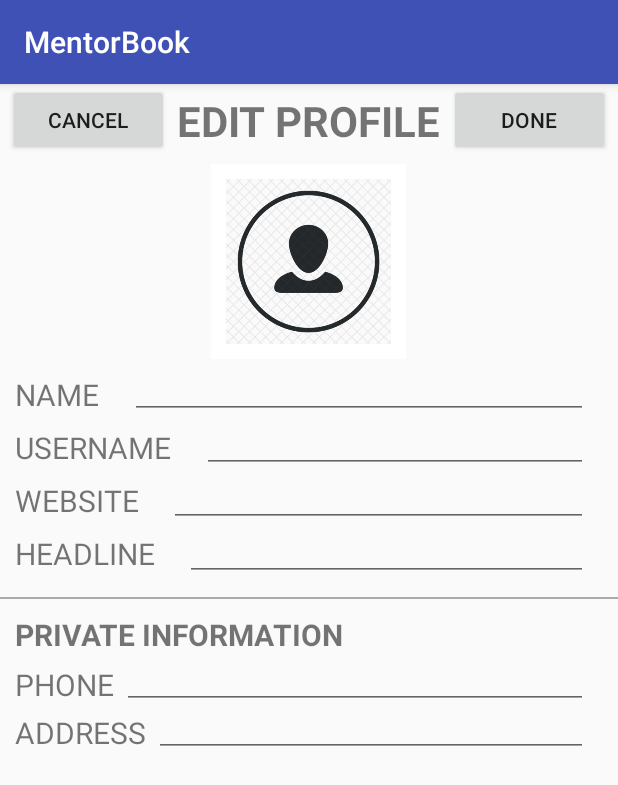
After one commit to leed36/MentorBook, an Android app: the fragment HomeFragment shown on its own in the app's theme, on a phone screen of 412 x 824 dp. The commit adds this screen. Shown: the top 785 px of the screen. Run offline under Robolectric (Android 15) with nearby library versions, the phone set to English and light mode, and no system bars; 1 statement that could not run was skipped.

Commit message:
created home fragment

```diff
--- a/app/build.gradle
+++ b/app/build.gradle
@@ -28,7 +28,7 @@ dependencies {
     testImplementation 'junit:junit:4.12'
     androidTestImplementation 'com.android.support.test:runner:1.0.2'
     androidTestImplementation 'com.android.support.test.espresso:espresso-core:3.0.2'
-    compile "org.jetbrains.kotlin:kotlin-stdlib-jdk7:$kotlin_version"
+    implementation "org.jetbrains.kotlin:kotlin-stdlib-jdk7:$kotlin_version"
 }
 repositories {
     mavenCentral()
--- /dev/null
+++ b/app/src/main/java/a497g/csci/leedjimin/mentorbook/HomeFragment.java
@@ -0,0 +1,24 @@
+package a497g.csci.leedjimin.mentorbook;
+
+import android.app.Fragment;
+import android.os.Bundle;
+import android.support.annotation.NonNull;
+import android.support.annotation.Nullable;
+import android.view.LayoutInflater;
+import android.view.View;
+import android.view.ViewGroup;
+import android.widget.Button;
+import android.widget.EditText;
+
+public class HomeFragment extends Fragment {
+    DatabaseManager DB;
+    String userNam;
+
+    public View onCreateView(@NonNull LayoutInflater inflater, @Nullable ViewGroup container, @Nullable Bundle savedInstanceState) {
+        View rootView = inflater.inflate(R.layout.fragment_profile, container, false);
+        userNam = user.getUSERNAME();
+        DB = new DatabaseManager(getActivity());
+
+        return rootView;
+    }
+}
--- a/app/src/main/java/a497g/csci/leedjimin/mentorbook/MainActivity.java
+++ b/app/src/main/java/a497g/csci/leedjimin/mentorbook/MainActivity.java
@@ -40,6 +40,9 @@ public class MainActivity extends AppCompatActivity {
                         case R.id.nav_chapter:
                             selectedFragment = new ChapterFragment();
                             break;
+                        case R.id.nav_home:
+                            selectedFragment = new ChapterFragment();
+                            break;
                     }
 
                     getSupportFragmentManager().beginTransaction().replace(R.id.fragment_container,
--- a/app/src/main/java/a497g/csci/leedjimin/mentorbook/ProfileFragment.java
+++ b/app/src/main/java/a497g/csci/leedjimin/mentorbook/ProfileFragment.java
@@ -35,7 +35,7 @@ public class ProfileFragment extends Fragment {
         W = (EditText) rootView.findViewById(R.id.websiteInput);
         HL = (EditText) rootView.findViewById(R.id.headlineInput);
         P = (EditText) rootView.findViewById(R.id.phoneInput);
-        A = (EditText) rootView.findViewById(R.id.addressInput);
+        A = (EditText) rootView.findViewById(R.id.emailInput);
         Done.setOnClickListener(new View.OnClickListener(){
             @Override
             public void onClick(View v){
--- a/app/src/main/java/a497g/csci/leedjimin/mentorbook/SearchActivity.java
+++ b/app/src/main/java/a497g/csci/leedjimin/mentorbook/SearchActivity.java
@@ -33,9 +33,9 @@ public class SearchActivity extends AppCompatActivity {
         String word = searchEdit.getText( ).toString( );
         ArrayList<User> users = dbManager.search(word);
         if (!users.isEmpty()) {
-            String name = users.get(0).getEMAIL();
+//            String name = users.get(0).getEMAIL();
             for (User user : users) {
-//                listing += "\n-" + user.getInfo();
+                listView
             }
 //            Toast.makeText(SearchActivity.this, listing, Toast.LENGTH_LONG).show();
         } else {
--- /dev/null
+++ b/app/src/main/res/layout/nav_home.xml
@@ -0,0 +1,6 @@
+<?xml version="1.0" encoding="utf-8"?>
+<android.support.constraint.ConstraintLayout
+    xmlns:android="http://schemas.android.com/apk/res/android" android:layout_width="match_parent"
+    android:layout_height="match_parent">
+
+</android.support.constraint.ConstraintLayout>
```
